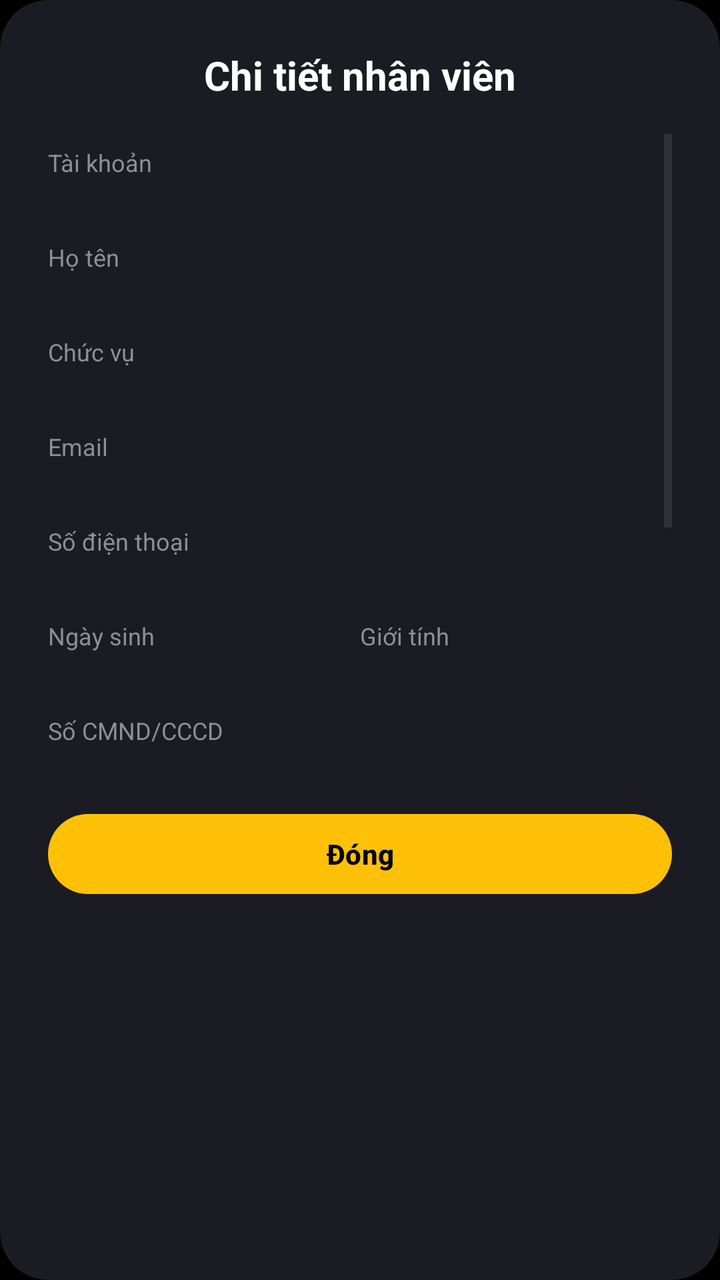
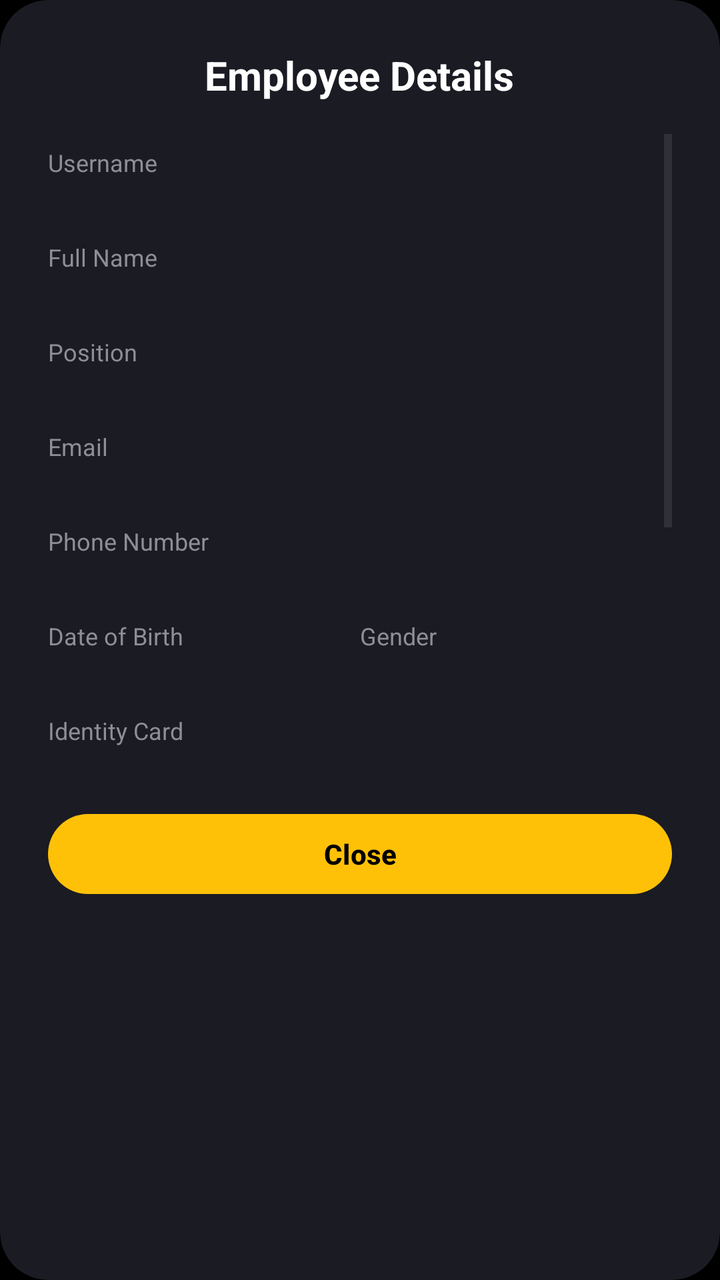

Compare the two renders of this Android layout. The source of the first and the diff that turns it into the second are given below.
<!-- AndroidManifest.xml: application theme Theme.Moviebookingapp -->
<!-- res/layout/dialog_detail_staff.xml -->
<?xml version="1.0" encoding="utf-8"?>
<com.google.android.material.card.MaterialCardView xmlns:android="http://schemas.android.com/apk/res/android"
    xmlns:app="http://schemas.android.com/apk/res-auto"
    android:layout_width="340dp"
    android:layout_height="wrap_content"
    android:layout_gravity="center"
    app:cardBackgroundColor="#1A1B23"
    app:cardCornerRadius="24dp"
    app:cardElevation="8dp"
    app:strokeWidth="0dp">

    <LinearLayout
        android:layout_width="match_parent"
        android:layout_height="wrap_content"
        android:orientation="vertical"
        android:padding="24dp">

        
        <TextView
            android:layout_width="wrap_content"
            android:layout_height="wrap_content"
            android:text="Chi tiết nhân viên"
            android:textColor="#FFFFFF"
            android:textSize="20sp"
            android:textStyle="bold"
            android:layout_gravity="center_horizontal"
            android:layout_marginBottom="16dp" />

        
        <ScrollView
            android:layout_width="match_parent"
            android:layout_height="320dp"
            android:scrollbars="vertical"
            android:layout_marginBottom="16dp">

            <LinearLayout
                android:layout_width="match_parent"
                android:layout_height="wrap_content"
                android:orientation="vertical">

                
                <LinearLayout
                    android:layout_width="match_parent"
                    android:layout_height="wrap_content"
                    android:orientation="vertical"
                    android:paddingVertical="6dp">
                    <TextView
                        android:layout_width="wrap_content"
                        android:layout_height="wrap_content"
                        android:text="Tài khoản"
                        android:textColor="#8E8E93"
                        android:textSize="12sp" />
                    <TextView
                        android:id="@+id/tvDetailUsername"
                        android:layout_width="match_parent"
                        android:layout_height="wrap_content"
                        android:textColor="#FFFFFF"
                        android:textSize="14sp"
                        android:textStyle="bold" />
                </LinearLayout>

                
                <LinearLayout
                    android:layout_width="match_parent"
                    android:layout_height="wrap_content"
                    android:orientation="vertical"
                    android:paddingVertical="6dp">
                    <TextView
                        android:layout_width="wrap_content"
                        android:layout_height="wrap_content"
                        android:text="Họ tên"
                        android:textColor="#8E8E93"
                        android:textSize="12sp" />
                    <TextView
                        android:id="@+id/tvDetailFullName"
                        android:layout_width="match_parent"
                        android:layout_height="wrap_content"
                        android:textColor="#FFFFFF"
                        android:textSize="14sp" />
                </LinearLayout>

                
                <LinearLayout
                    android:layout_width="match_parent"
                    android:layout_height="wrap_content"
                    android:orientation="vertical"
                    android:paddingVertical="6dp">
                    <TextView
                        android:layout_width="wrap_content"
                        android:layout_height="wrap_content"
                        android:text="Chức vụ"
                        android:textColor="#8E8E93"
                        android:textSize="12sp" />
                    <TextView
                        android:id="@+id/tvDetailPosition"
                        android:layout_width="match_parent"
                        android:layout_height="wrap_content"
                        android:textColor="#FFFFFF"
                        android:textSize="14sp" />
                </LinearLayout>

                
                <LinearLayout
                    android:layout_width="match_parent"
                    android:layout_height="wrap_content"
                    android:orientation="vertical"
                    android:paddingVertical="6dp">
                    <TextView
                        android:layout_width="wrap_content"
                        android:layout_height="wrap_content"
                        android:text="Email"
                        android:textColor="#8E8E93"
                        android:textSize="12sp" />
                    <TextView
                        android:id="@+id/tvDetailEmail"
                        android:layout_width="match_parent"
                        android:layout_height="wrap_content"
                        android:textColor="#FFFFFF"
                        android:textSize="14sp" />
                </LinearLayout>

                
                <LinearLayout
                    android:layout_width="match_parent"
                    android:layout_height="wrap_content"
                    android:orientation="vertical"
                    android:paddingVertical="6dp">
                    <TextView
                        android:layout_width="wrap_content"
                        android:layout_height="wrap_content"
                        android:text="Số điện thoại"
                        android:textColor="#8E8E93"
                        android:textSize="12sp" />
                    <TextView
                        android:id="@+id/tvDetailPhone"
                        android:layout_width="match_parent"
                        android:layout_height="wrap_content"
                        android:textColor="#FFFFFF"
                        android:textSize="14sp" />
                </LinearLayout>

                
                <LinearLayout
                    android:layout_width="match_parent"
                    android:layout_height="wrap_content"
                    android:orientation="horizontal"
                    android:weightSum="2"
                    android:paddingVertical="6dp">
                    <LinearLayout
                        android:layout_width="0dp"
                        android:layout_height="wrap_content"
                        android:layout_weight="1"
                        android:orientation="vertical">
                        <TextView
                            android:layout_width="wrap_content"
                            android:layout_height="wrap_content"
                            android:text="Ngày sinh"
                            android:textColor="#8E8E93"
                            android:textSize="12sp" />
                        <TextView
                            android:id="@+id/tvDetailDob"
                            android:layout_width="match_parent"
                            android:layout_height="wrap_content"
                            android:textColor="#FFFFFF"
                            android:textSize="14sp" />
                    </LinearLayout>
                    <LinearLayout
                        android:layout_width="0dp"
                        android:layout_height="wrap_content"
                        android:layout_weight="1"
                        android:orientation="vertical">
                        <TextView
                            android:layout_width="wrap_content"
                            android:layout_height="wrap_content"
                            android:text="Giới tính"
                            android:textColor="#8E8E93"
                            android:textSize="12sp" />
                        <TextView
                            android:id="@+id/tvDetailGender"
                            android:layout_width="match_parent"
                            android:layout_height="wrap_content"
                            android:textColor="#FFFFFF"
                            android:textSize="14sp" />
                    </LinearLayout>
                </LinearLayout>

                
                <LinearLayout
                    android:layout_width="match_parent"
                    android:layout_height="wrap_content"
                    android:orientation="vertical"
                    android:paddingVertical="6dp">
                    <TextView
                        android:layout_width="wrap_content"
                        android:layout_height="wrap_content"
                        android:text="Số CMND/CCCD"
                        android:textColor="#8E8E93"
                        android:textSize="12sp" />
                    <TextView
                        android:id="@+id/tvDetailIdentityCard"
                        android:layout_width="match_parent"
                        android:layout_height="wrap_content"
                        android:textColor="#FFFFFF"
                        android:textSize="14sp" />
                </LinearLayout>

                
                <LinearLayout
                    android:layout_width="match_parent"
                    android:layout_height="wrap_content"
                    android:orientation="vertical"
                    android:paddingVertical="6dp">
                    <TextView
                        android:layout_width="wrap_content"
                        android:layout_height="wrap_content"
                        android:text="Địa chỉ"
                        android:textColor="#8E8E93"
                        android:textSize="12sp" />
                    <TextView
                        android:id="@+id/tvDetailAddress"
                        android:layout_width="match_parent"
                        android:layout_height="wrap_content"
                        android:textColor="#FFFFFF"
                        android:textSize="14sp" />
                </LinearLayout>

                
                <LinearLayout
                    android:layout_width="match_parent"
                    android:layout_height="wrap_content"
                    android:orientation="vertical"
                    android:paddingVertical="6dp">
                    <TextView
                        android:layout_width="wrap_content"
                        android:layout_height="wrap_content"
                        android:text="Mức lương"
                        android:textColor="#8E8E93"
                        android:textSize="12sp" />
                    <TextView
                        android:id="@+id/tvDetailSalary"
                        android:layout_width="match_parent"
                        android:layout_height="wrap_content"
                        android:textColor="#FFFFFF"
                        android:textSize="14sp" />
                </LinearLayout>

                
                <LinearLayout
                    android:layout_width="match_parent"
                    android:layout_height="wrap_content"
                    android:orientation="vertical"
                    android:paddingVertical="6dp">
                    <TextView
                        android:layout_width="wrap_content"
                        android:layout_height="wrap_content"
                        android:text="Ngày bắt đầu làm việc"
                        android:textColor="#8E8E93"
                        android:textSize="12sp" />
                    <TextView
                        android:id="@+id/tvDetailStartDate"
                        android:layout_width="match_parent"
                        android:layout_height="wrap_content"
                        android:textColor="#FFFFFF"
                        android:textSize="14sp" />
                </LinearLayout>

                
                <LinearLayout
                    android:layout_width="match_parent"
                    android:layout_height="wrap_content"
                    android:orientation="horizontal"
                    android:weightSum="3"
                    android:paddingVertical="6dp">
                    <LinearLayout
                        android:layout_width="0dp"
                        android:layout_height="wrap_content"
                        android:layout_weight="1"
                        android:orientation="vertical">
                        <TextView
                            android:layout_width="wrap_content"
                            android:layout_height="wrap_content"
                            android:text="KPI"
                            android:textColor="#8E8E93"
                            android:textSize="12sp" />
                        <TextView
                            android:id="@+id/tvDetailKpi"
                            android:layout_width="match_parent"
                            android:layout_height="wrap_content"
                            android:textColor="#FFFFFF"
                            android:textSize="14sp" />
                    </LinearLayout>
                    <LinearLayout
                        android:layout_width="0dp"
                        android:layout_height="wrap_content"
                        android:layout_weight="1"
                        android:orientation="vertical">
                        <TextView
                            android:layout_width="wrap_content"
                            android:layout_height="wrap_content"
                            android:text="Vé đã bán"
                            android:textColor="#8E8E93"
                            android:textSize="12sp" />
                        <TextView
                            android:id="@+id/tvDetailTicketSold"
                            android:layout_width="match_parent"
                            android:layout_height="wrap_content"
                            android:textColor="#FFFFFF"
                            android:textSize="14sp" />
                    </LinearLayout>
                    <LinearLayout
                        android:layout_width="0dp"
                        android:layout_height="wrap_content"
                        android:layout_weight="1"
                        android:orientation="vertical">
                        <TextView
                            android:layout_width="wrap_content"
                            android:layout_height="wrap_content"
                            android:text="Đánh giá"
                            android:textColor="#8E8E93"
                            android:textSize="12sp" />
                        <TextView
                            android:id="@+id/tvDetailRating"
                            android:layout_width="match_parent"
                            android:layout_height="wrap_content"
                            android:textColor="#FFFFFF"
                            android:textSize="14sp" />
                    </LinearLayout>
                </LinearLayout>

            </LinearLayout>
        </ScrollView>

        
        <com.google.android.material.button.MaterialButton
            android:id="@+id/btnCloseDetail"
            android:layout_width="match_parent"
            android:layout_height="48dp"
            android:text="Đóng"
            android:textColor="#000000"
            android:textSize="14sp"
            android:textStyle="bold"
            app:backgroundTint="@color/yellow"
            app:cornerRadius="24dp" />

    </LinearLayout>
</com.google.android.material.card.MaterialCardView>
<!-- resources referenced by this layout -->
<resources>
  <color name="yellow">#FFC107</color>
  <style name="Theme.Moviebookingapp" parent="Base.Theme.Moviebookingapp" />
  <style name="Base.Theme.Moviebookingapp" parent="Theme.Material3.DayNight.NoActionBar">
          <item name="colorPrimary">@color/yellow</item>
          <item name="android:windowBackground">@color/background_black</item>
          <item name="android:statusBarColor">@color/background_black</item>
      </style>
  <color name="background_black">#FF000000</color>
</resources>

<!-- the commit's change to res/layout/dialog_detail_staff.xml (unified diff, before → after) -->
@@ -19,7 +19,7 @@
         <TextView
             android:layout_width="wrap_content"
             android:layout_height="wrap_content"
-            android:text="Chi tiết nhân viên"
+            android:text="Employee Details"
             android:textColor="#FFFFFF"
             android:textSize="20sp"
             android:textStyle="bold"
@@ -47,7 +47,7 @@
                     <TextView
                         android:layout_width="wrap_content"
                         android:layout_height="wrap_content"
-                        android:text="Tài khoản"
+                        android:text="Username"
                         android:textColor="#8E8E93"
                         android:textSize="12sp" />
                     <TextView
@@ -68,7 +68,7 @@
                     <TextView
                         android:layout_width="wrap_content"
                         android:layout_height="wrap_content"
-                        android:text="Họ tên"
+                        android:text="Full Name"
                         android:textColor="#8E8E93"
                         android:textSize="12sp" />
                     <TextView
@@ -88,7 +88,7 @@
                     <TextView
                         android:layout_width="wrap_content"
                         android:layout_height="wrap_content"
-                        android:text="Chức vụ"
+                        android:text="Position"
                         android:textColor="#8E8E93"
                         android:textSize="12sp" />
                     <TextView
@@ -128,7 +128,7 @@
                     <TextView
                         android:layout_width="wrap_content"
                         android:layout_height="wrap_content"
-                        android:text="Số điện thoại"
+                        android:text="Phone Number"
                         android:textColor="#8E8E93"
                         android:textSize="12sp" />
                     <TextView
@@ -154,7 +154,7 @@
                         <TextView
                             android:layout_width="wrap_content"
                             android:layout_height="wrap_content"
-                            android:text="Ngày sinh"
+                            android:text="Date of Birth"
                             android:textColor="#8E8E93"
                             android:textSize="12sp" />
                         <TextView
@@ -172,7 +172,7 @@
                         <TextView
                             android:layout_width="wrap_content"
                             android:layout_height="wrap_content"
-                            android:text="Giới tính"
+                            android:text="Gender"
                             android:textColor="#8E8E93"
                             android:textSize="12sp" />
                         <TextView
@@ -193,7 +193,7 @@
                     <TextView
                         android:layout_width="wrap_content"
                         android:layout_height="wrap_content"
-                        android:text="Số CMND/CCCD"
+                        android:text="Identity Card"
                         android:textColor="#8E8E93"
                         android:textSize="12sp" />
                     <TextView
@@ -213,7 +213,7 @@
                     <TextView
                         android:layout_width="wrap_content"
                         android:layout_height="wrap_content"
-                        android:text="Địa chỉ"
+                        android:text="Address"
                         android:textColor="#8E8E93"
                         android:textSize="12sp" />
                     <TextView
@@ -233,7 +233,7 @@
                     <TextView
                         android:layout_width="wrap_content"
                         android:layout_height="wrap_content"
-                        android:text="Mức lương"
+                        android:text="Salary"
                         android:textColor="#8E8E93"
                         android:textSize="12sp" />
                     <TextView
@@ -253,7 +253,7 @@
                     <TextView
                         android:layout_width="wrap_content"
                         android:layout_height="wrap_content"
-                        android:text="Ngày bắt đầu làm việc"
+                        android:text="Start Date"
                         android:textColor="#8E8E93"
                         android:textSize="12sp" />
                     <TextView
@@ -297,7 +297,7 @@
                         <TextView
                             android:layout_width="wrap_content"
                             android:layout_height="wrap_content"
-                            android:text="Vé đã bán"
+                            android:text="Tickets Sold"
                             android:textColor="#8E8E93"
                             android:textSize="12sp" />
                         <TextView
@@ -315,7 +315,7 @@
                         <TextView
                             android:layout_width="wrap_content"
                             android:layout_height="wrap_content"
-                            android:text="Đánh giá"
+                            android:text="Rating"
                             android:textColor="#8E8E93"
                             android:textSize="12sp" />
                         <TextView
@@ -335,7 +335,7 @@
             android:id="@+id/btnCloseDetail"
             android:layout_width="match_parent"
             android:layout_height="48dp"
-            android:text="Đóng"
+            android:text="Close"
             android:textColor="#000000"
             android:textSize="14sp"
             android:textStyle="bold"
